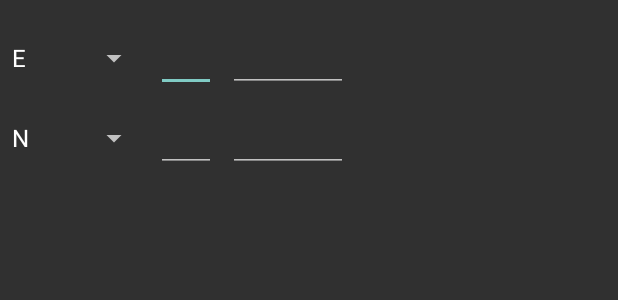
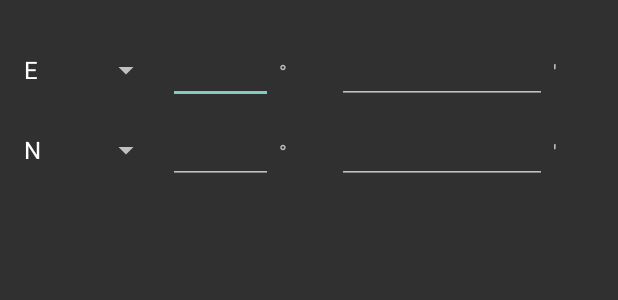
Before and after one commit to typebrook/mapstew-android, an Android app: the layout input_deg_min.xml on its own in the app's theme, with its tools: preview values and no code run, on a phone screen of 412 x 824 dp. Shown: the top 300 px of the screen. Run offline under Robolectric (Android 15) with nearby library versions, the phone set to English and light mode, and no system bars.

Commit message:
Improve UI of CrsDialog
- Adjust layout
- Add i18n for degree/minute/second, expressions and title

```diff
--- a/app/src/main/java/com/example/sample/ui/main/CrsDialogFragment.kt
+++ b/app/src/main/java/com/example/sample/ui/main/CrsDialogFragment.kt
@@ -11,6 +11,7 @@ import androidx.appcompat.app.AlertDialog
 import androidx.fragment.app.DialogFragment
 import androidx.fragment.app.activityViewModels
 import androidx.lifecycle.observe
+import com.example.sample.R
 import com.example.sample.databinding.DialogCrsBinding
 import com.example.sample.databinding.InputDegMinBinding
 import com.example.sample.databinding.InputDegreeBinding
@@ -37,7 +38,7 @@ class CrsDialogFragment : DialogFragment() {
         initViewGroup()
         with(AlertDialog.Builder(this)) {
             setView(viewGroup.root)
-            setTitle("foo")
+            setTitle(R.string.dialog_coord_input_desc)
             setPositiveButton("GOTO") { _, _ ->
                 coordInput.wgs84LongLat?.let(mapModel.target::setValue)
             }
@@ -70,7 +71,7 @@ class CrsDialogFragment : DialogFragment() {
             adapter = ArrayAdapter(
                 requireContext(),
                 android.R.layout.simple_spinner_dropdown_item,
-                selectableExpressions
+                resources.getStringArray(R.array.coord_expr)
             )
             onItemSelectedListener = object : AdapterView.OnItemSelectedListener {
                 override fun onNothingSelected(p0: AdapterView<*>?) {}
--- a/app/src/main/res/layout/input_deg_min.xml
+++ b/app/src/main/res/layout/input_deg_min.xml
@@ -4,7 +4,8 @@
     android:id="@+id/input_degree_root"
     android:layout_width="match_parent"
     android:layout_height="match_parent"
-    android:orientation="vertical">
+    android:orientation="vertical"
+    android:padding="8dp">
 
     <LinearLayout
         android:layout_width="match_parent"
@@ -21,23 +22,39 @@
 
         <EditText
             android:id="@+id/longitude_deg"
-            android:layout_width="40dp"
+            android:layout_width="0dp"
             android:layout_height="wrap_content"
             android:layout_marginLeft="4dp"
             android:layout_marginRight="4dp"
+            android:layout_weight="2"
             android:autofillHints=""
-            android:inputType="number"
+            android:gravity="center_horizontal"
+            android:inputType="numberDecimal"
             tools:ignore="LabelFor" />
+
+        <TextView
+            android:layout_width="0dp"
+            android:layout_height="wrap_content"
+            android:layout_weight="1"
+            android:text="@string/degree" />
 
         <EditText
             android:id="@+id/longitude_min"
-            android:layout_width="80dp"
+            android:layout_width="0dp"
             android:layout_height="wrap_content"
             android:layout_marginLeft="4dp"
             android:layout_marginRight="4dp"
+            android:layout_weight="4"
             android:autofillHints=""
+            android:gravity="center_horizontal"
             android:inputType="numberDecimal"
             tools:ignore="LabelFor" />
+
+        <TextView
+            android:layout_width="0dp"
+            android:layout_height="wrap_content"
+            android:layout_weight="1"
+            android:text="@string/minute" />
     </LinearLayout>
 
     <LinearLayout
@@ -55,22 +72,38 @@
 
         <EditText
             android:id="@+id/latitude_deg"
-            android:layout_width="40dp"
+            android:layout_width="0dp"
             android:layout_height="wrap_content"
             android:layout_marginLeft="4dp"
             android:layout_marginRight="4dp"
+            android:layout_weight="2"
             android:autofillHints=""
-            android:inputType="number"
+            android:gravity="center_horizontal"
+            android:inputType="numberDecimal"
             tools:ignore="LabelFor" />
+
+        <TextView
+            android:layout_width="0dp"
+            android:layout_height="wrap_content"
+            android:layout_weight="1"
+            android:text="@string/degree" />
 
         <EditText
             android:id="@+id/latitude_min"
-            android:layout_width="80dp"
+            android:layout_width="0dp"
             android:layout_height="wrap_content"
             android:layout_marginLeft="4dp"
             android:layout_marginRight="4dp"
+            android:layout_weight="4"
             android:autofillHints=""
+            android:gravity="center_horizontal"
             android:inputType="numberDecimal"
             tools:ignore="LabelFor" />
+
+        <TextView
+            android:layout_width="0dp"
+            android:layout_height="wrap_content"
+            android:layout_weight="1"
+            android:text="@string/minute" />
     </LinearLayout>
 </LinearLayout>
```
Also changed, not shown: app/src/main/res/layout/input_degree.xml (+20 -3 lines), app/src/main/res/layout/input_dms.xml (+84 -41 lines), app/src/main/res/values/strings.xml (+9 -0 lines), 1 other file.
